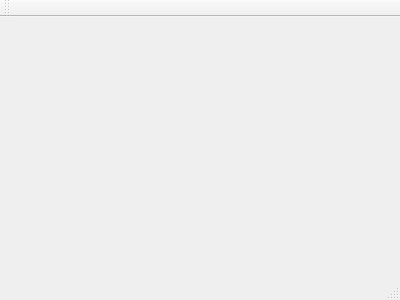
First picture: the form in BD/Other/QtPostgreSqlView/QtPostgreSqlView/mainwindow.ui, repository andrej22116/PSU_Labs, before the edit.
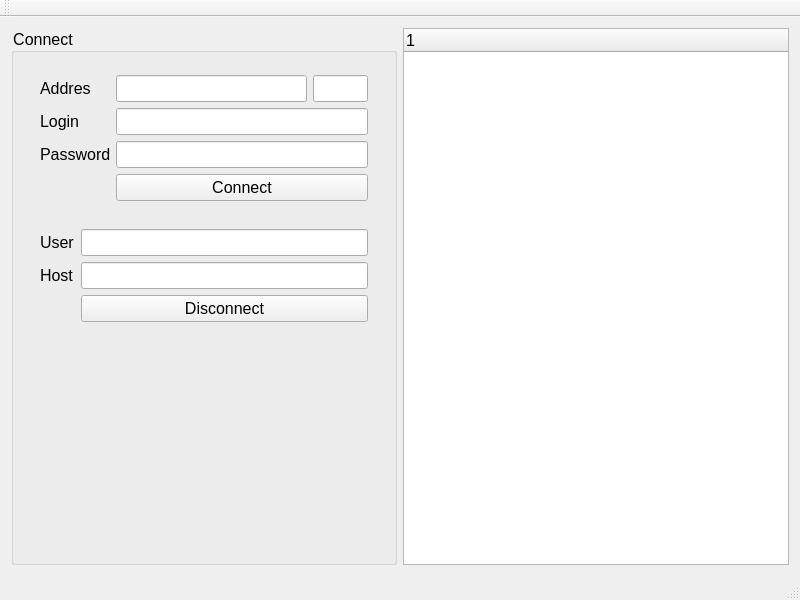
Second picture: the form after the edit.

The edit to the form file:
```diff
--- a/BD/Other/QtPostgreSqlView/QtPostgreSqlView/mainwindow.ui
+++ b/BD/Other/QtPostgreSqlView/QtPostgreSqlView/mainwindow.ui
@@ -1,24 +1,238 @@
 <ui version="4.0">
  <class>MainWindow</class>
- <widget class="QMainWindow" name="MainWindow" >
-  <property name="geometry" >
+ <widget class="QMainWindow" name="MainWindow">
+  <property name="geometry">
    <rect>
     <x>0</x>
     <y>0</y>
-    <width>400</width>
-    <height>300</height>
+    <width>800</width>
+    <height>600</height>
    </rect>
   </property>
-  <property name="windowTitle" >
+  <property name="minimumSize">
+   <size>
+    <width>800</width>
+    <height>600</height>
+   </size>
+  </property>
+  <property name="windowTitle">
    <string>MainWindow</string>
   </property>
-  <widget class="QMenuBar" name="menuBar" />
-  <widget class="QToolBar" name="mainToolBar" />
-  <widget class="QWidget" name="centralWidget" />
-  <widget class="QStatusBar" name="statusBar" />
+  <property name="styleSheet">
+   <string notr="true">font-size: 16px;</string>
+  </property>
+  <widget class="QWidget" name="centralWidget">
+   <layout class="QGridLayout" name="gridLayout">
+    <item row="0" column="1">
+     <widget class="QGroupBox" name="groupBoxConnect">
+      <property name="maximumSize">
+       <size>
+        <width>400</width>
+        <height>16777215</height>
+       </size>
+      </property>
+      <property name="title">
+       <string>Connect</string>
+      </property>
+      <layout class="QGridLayout" name="gridLayout_2">
+       <item row="5" column="0">
+        <widget class="QWidget" name="widgetConnectInfo" native="true">
+         <property name="maximumSize">
+          <size>
+           <width>350</width>
+           <height>16777215</height>
+          </size>
+         </property>
+         <layout class="QGridLayout" name="gridLayout_5">
+          <item row="1" column="0">
+           <widget class="QLabel" name="labelInfoHost">
+            <property name="text">
+             <string>Host</string>
+            </property>
+           </widget>
+          </item>
+          <item row="0" column="1">
+           <widget class="QLineEdit" name="lineEditInfoUserName">
+            <property name="readOnly">
+             <bool>true</bool>
+            </property>
+           </widget>
+          </item>
+          <item row="0" column="0">
+           <widget class="QLabel" name="labelInfoUser">
+            <property name="text">
+             <string>User</string>
+            </property>
+           </widget>
+          </item>
+          <item row="1" column="1">
+           <widget class="QLineEdit" name="lineEditInfoServerHost">
+            <property name="readOnly">
+             <bool>true</bool>
+            </property>
+           </widget>
+          </item>
+          <item row="2" column="1">
+           <widget class="QPushButton" name="buttonDisconnect">
+            <property name="text">
+             <string>Disconnect</string>
+            </property>
+           </widget>
+          </item>
+         </layout>
+        </widget>
+       </item>
+       <item row="8" column="0">
+        <spacer name="verticalSpacerc">
+         <property name="orientation">
+          <enum>Qt::Vertical</enum>
+         </property>
+         <property name="sizeHint" stdset="0">
+          <size>
+           <width>20</width>
+           <height>40</height>
+          </size>
+         </property>
+        </spacer>
+       </item>
+       <item row="4" column="0">
+        <widget class="QWidget" name="widgetConnect" native="true">
+         <property name="maximumSize">
+          <size>
+           <width>350</width>
+           <height>16777215</height>
+          </size>
+         </property>
+         <layout class="QGridLayout" name="gridLayout_4">
+          <item row="0" column="1">
+           <widget class="QLineEdit" name="lineEditAddres">
+            <property name="maximumSize">
+             <size>
+              <width>200</width>
+              <height>16777215</height>
+             </size>
+            </property>
+           </widget>
+          </item>
+          <item row="1" column="0">
+           <widget class="QLabel" name="labelLogin">
+            <property name="maximumSize">
+             <size>
+              <width>70</width>
+              <height>16777215</height>
+             </size>
+            </property>
+            <property name="text">
+             <string>Login</string>
+            </property>
+           </widget>
+          </item>
+          <item row="2" column="0">
+           <widget class="QLabel" name="labelPassword">
+            <property name="maximumSize">
+             <size>
+              <width>70</width>
+              <height>16777215</height>
+             </size>
+            </property>
+            <property name="text">
+             <string>Password</string>
+            </property>
+           </widget>
+          </item>
+          <item row="0" column="0">
+           <widget class="QLabel" name="labelAddres">
+            <property name="maximumSize">
+             <size>
+              <width>70</width>
+              <height>16777215</height>
+             </size>
+            </property>
+            <property name="text">
+             <string>Addres</string>
+            </property>
+           </widget>
+          </item>
+          <item row="1" column="1" colspan="2">
+           <widget class="QLineEdit" name="lineEditLogin"/>
+          </item>
+          <item row="0" column="2">
+           <widget class="QLineEdit" name="lineEditPort">
+            <property name="minimumSize">
+             <size>
+              <width>50</width>
+              <height>0</height>
+             </size>
+            </property>
+            <property name="maximumSize">
+             <size>
+              <width>55</width>
+              <height>16777215</height>
+             </size>
+            </property>
+            <property name="text">
+             <string/>
+            </property>
+            <property name="maxLength">
+             <number>5</number>
+            </property>
+            <property name="alignment">
+             <set>Qt::AlignCenter</set>
+            </property>
+           </widget>
+          </item>
+          <item row="2" column="1" colspan="2">
+           <widget class="QLineEdit" name="lineEditPassword">
+            <property name="echoMode">
+             <enum>QLineEdit::Password</enum>
+            </property>
+           </widget>
+          </item>
+          <item row="3" column="1" colspan="2">
+           <widget class="QPushButton" name="buttonConnect">
+            <property name="text">
+             <string>Connect</string>
+            </property>
+           </widget>
+          </item>
+         </layout>
+        </widget>
+       </item>
+      </layout>
+     </widget>
+    </item>
+    <item row="0" column="2">
+     <widget class="QTreeWidget" name="dbTreeWidget">
+      <column>
+       <property name="text">
+        <string notr="true">1</string>
+       </property>
+      </column>
+     </widget>
+    </item>
+   </layout>
+  </widget>
+  <widget class="QMenuBar" name="menuBar">
+   <property name="geometry">
+    <rect>
+     <x>0</x>
+     <y>0</y>
+     <width>800</width>
+     <height>27</height>
+    </rect>
+   </property>
+  </widget>
+  <widget class="QToolBar" name="mainToolBar">
+   <attribute name="toolBarArea">
+    <enum>TopToolBarArea</enum>
+   </attribute>
+   <attribute name="toolBarBreak">
+    <bool>false</bool>
+   </attribute>
+  </widget>
+  <widget class="QStatusBar" name="statusBar"/>
  </widget>
- <layoutDefault spacing="6" margin="11" />
- <pixmapfunction></pixmapfunction>
+ <layoutdefault spacing="6" margin="11"/>
  <resources/>
  <connections/>
 </ui>
```
Left out of the diff: 1 changed line with no effect on the pictures.
